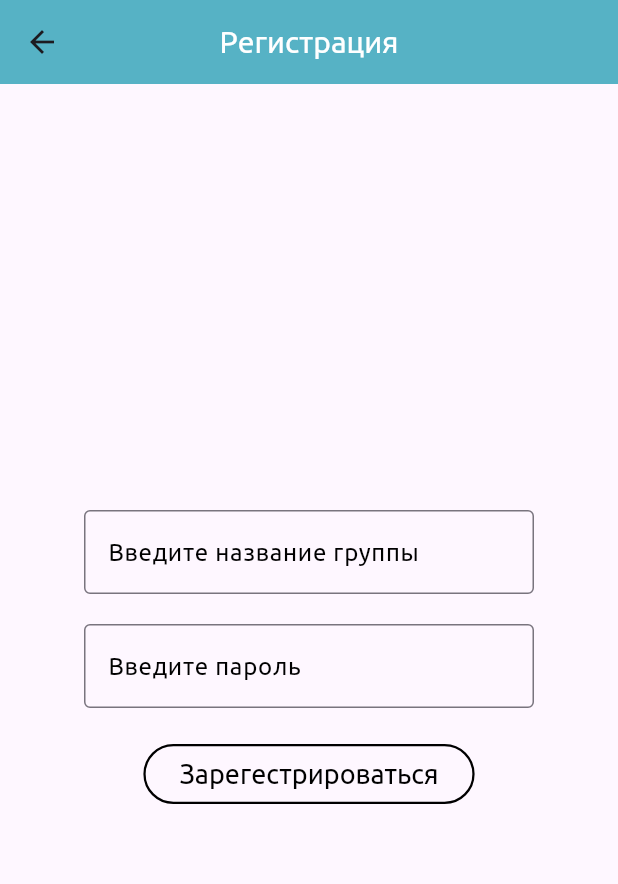
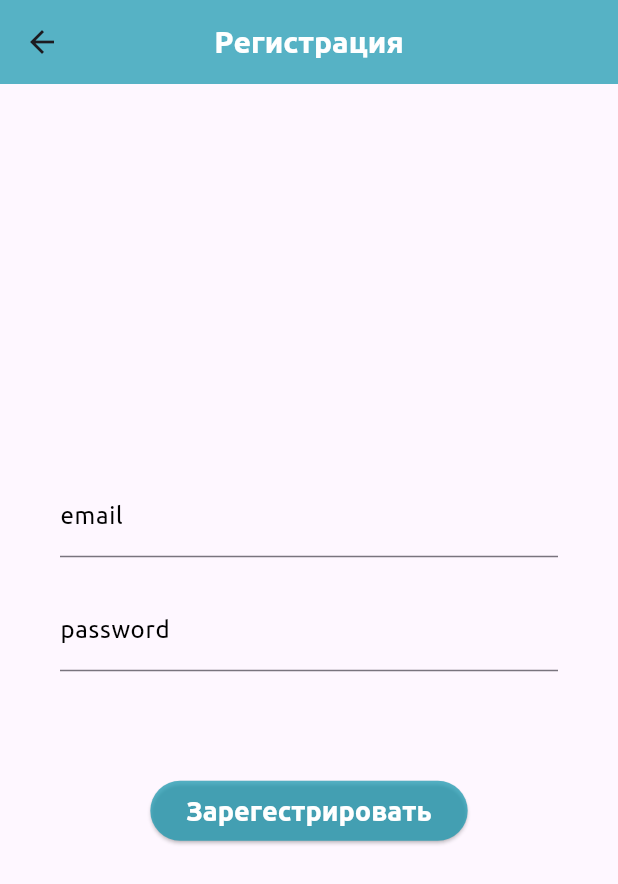
Before and after one commit to X-s0ft/project_c, a Flutter app: the Registr screen opened by its route, on a phone screen of 412 x 824 dp. Shown: the top 884 px of the screen. Run offline on Flutter 3.47's test engine with Material 3 defaults, Android fonts, the phone set to English and light mode, and no system bars; our stand-ins replace cloud_firestore, firebase_auth, firebase_core; accounts and stored records are empty; project files that could hold a hidden picture were left out.

Commit message:
Updated register + theme

```diff
--- a/flutter_schedule/lib/pages/registr.dart
+++ b/flutter_schedule/lib/pages/registr.dart
@@ -1,4 +1,6 @@
+import 'package:firebase_auth/firebase_auth.dart';
 import 'package:flutter/material.dart';
+import 'package:shedule/pages/auth.dart';
 
 class Registr extends StatefulWidget {
   const Registr({super.key});
@@ -8,48 +10,119 @@ class Registr extends StatefulWidget {
 }
 
 class _RegistrState extends State<Registr> {
+  String? errorMessage = '';
+  bool isLogin = true;
+
+  final TextEditingController _controllerEmail = TextEditingController();
+  final TextEditingController _controllerPassword = TextEditingController();
+
+  Future<void> createUserWithEmailAndPassword() async {
+    try {
+      await Auth().createUserWithEmailAndPassword(
+        email: _controllerEmail.text,
+        password: _controllerPassword.text,
+      );
+    } on FirebaseAuthException catch (e) {
+      setState(() {
+        errorMessage = e.message;
+      });
+    }
+  }
+
+  Widget _title() {
+    return const Text('Регистрация');
+  }
+
+  Widget _entryField(
+    String title,
+    TextEditingController controller,
+  ) {
+    return TextField(
+      controller: controller,
+      decoration: InputDecoration(
+        labelText: title,
+      ),
+    );
+  }
+
+  Widget _errorMessage() {
+    return Text(errorMessage == '' ? '' : '$errorMessage');
+  }
+
+  Widget _submitButton() {
+    return ElevatedButton(
+      onPressed: createUserWithEmailAndPassword,
+      child: Text('Зарегестрировать'),
+    );
+  }
+
   @override
   Widget build(BuildContext context) {
-
     return Scaffold(
       appBar: AppBar(
-        title: const Text(
-          'Регистрация',
-        ),
+        title: _title(),
       ),
-      body: Align(
-        alignment: Alignment.center,
-        child: Column(
-          spacing: 20,
-          mainAxisAlignment: MainAxisAlignment.center,
-          children: [
-            SizedBox(
-              width: 300, //ЗАМЕНИТЬ
-              child: TextFormField(
-                decoration: const InputDecoration(
-                  labelText: 'Введите название группы',
-                  counterText: "",
-                ),
-                maxLength: 15,
-              ),
-            ),
-            SizedBox(
-              width: 300, //ЗАМЕНИТЬ
-              child: TextFormField(
-                decoration: const InputDecoration(
-                  labelText: 'Введите пароль',
-                  counterText: "",
-                ),
-                maxLength: 15,
-              ),
-            ),
-            OutlinedButton(
-              onPressed: () => {},
-              child: const Text('Зарегестрироваться'),
-            ),
-          ],
+      body: Center(
+        child: Padding(
+          padding: const EdgeInsets.fromLTRB(40, 0, 40, 0),
+          child: Column(
+            crossAxisAlignment: CrossAxisAlignment.center,
+            mainAxisAlignment: MainAxisAlignment.center,
+            spacing: 20,
+            children: [
+              _entryField('email', _controllerEmail),
+              _entryField('password', _controllerPassword),
+              _errorMessage(),
+              _submitButton(),
+            ],
+          ),
         ),
       ),
     );
   }
 }
+
+//   Widget build(BuildContext context) {
+//     return Scaffold(
+//       appBar: AppBar(
+//         title: const Text(
+//           'Регистрация',
+//         ),
+//       ),
+//       body: Align(
+//         alignment: Alignment.center,
+//         child: Column(
+//           spacing: 20,
+//           mainAxisAlignment: MainAxisAlignment.center,
+//           children: [
+//             SizedBox(
+//               width: getW(context, 0.7),
+
+//               child: TextFormField(
+//                 decoration: const InputDecoration(
+//                   labelText: 'Введите название группы',
+//                   counterText: "",
+//                 ),
+//                 maxLength: 15,
+//               ),
+//             ),
+//             SizedBox(
+//               width: getW(context, 0.7),
+//               child: TextFormField(
+//                 decoration: const InputDecoration(
+//                   labelText: 'Введите пароль',
+//                   counterText: "",
+//                 ),
+//                 maxLength: 15,
+//               ),
+//             ),
+//             OutlinedButton(
+//               onPressed: () => {},
+//               child: const Text('Зарегестрироваться'),
+//             ),
+//           ],
+//         ),
+//       ),
+//     );
+//   }
+// }
--- a/flutter_schedule/lib/theme/theme.dart
+++ b/flutter_schedule/lib/theme/theme.dart
@@ -16,19 +16,19 @@ final maintheme = ThemeData(
       color: Color.fromARGB(255, 255, 255, 255),
       fontFamily: 'Ubuntu',
       fontSize: 20,
+      fontWeight: FontWeight.w700,
     ),
   ),
 
   inputDecorationTheme: const InputDecorationTheme(
-    border: OutlineInputBorder(
-      borderSide: BorderSide(
-        width: 2,
-      )
+    border: UnderlineInputBorder(
+        borderSide: BorderSide(
+      color: Color.fromARGB(186, 23, 152, 175),
+      ),
     ),
     focusedBorder: OutlineInputBorder(
       borderSide: BorderSide(
         color: Color.fromARGB(186, 23, 152, 175),
-        width: 1.5,
       ),
     ),
     hintStyle: TextStyle(
@@ -43,19 +43,18 @@ final maintheme = ThemeData(
   ),
 
   textSelectionTheme: const TextSelectionThemeData(
-    cursorColor: Colors.black,
+    cursorColor: Color.fromARGB(186, 23, 152, 175),
   ),
 
-  outlinedButtonTheme: OutlinedButtonThemeData(
+  elevatedButtonTheme: ElevatedButtonThemeData(
     style: TextButton.styleFrom(
-      textStyle: const TextStyle(
+      textStyle: TextStyle(
         fontSize: 18,
         fontFamily: 'Ubuntu',
+        fontWeight: FontWeight.w700,
       ),
-      foregroundColor: Colors.black,
-      side: const BorderSide(
-        width: 1.5,
-      ),
+      foregroundColor: Colors.white,
+      backgroundColor: Color.fromARGB(186, 23, 152, 175),
     ),
   ),
 );
```
